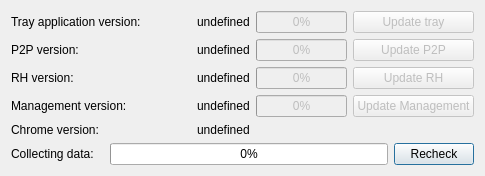
This is hub/forms/DlgAbout.ui in subutai-io/control-center as Qt 5 draws it before an edit. The edited form follows.
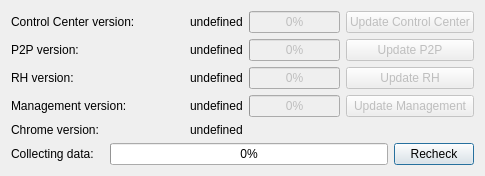
This is the edited form. Icons and pictures are not drawn.

The edit to the form file:
```diff
--- a/hub/forms/DlgAbout.ui
+++ b/hub/forms/DlgAbout.ui
@@ -118,7 +118,7 @@
        <item row="0" column="0">
         <widget class="QLabel" name="lbl_tray_version">
          <property name="text">
-          <string>Tray application version:</string>
+          <string>Control Center version:</string>
          </property>
         </widget>
        </item>
@@ -248,7 +248,7 @@
           </sizepolicy>
          </property>
          <property name="text">
-          <string>Update tray</string>
+          <string>Update Control Center</string>
          </property>
         </widget>
        </item>
```
